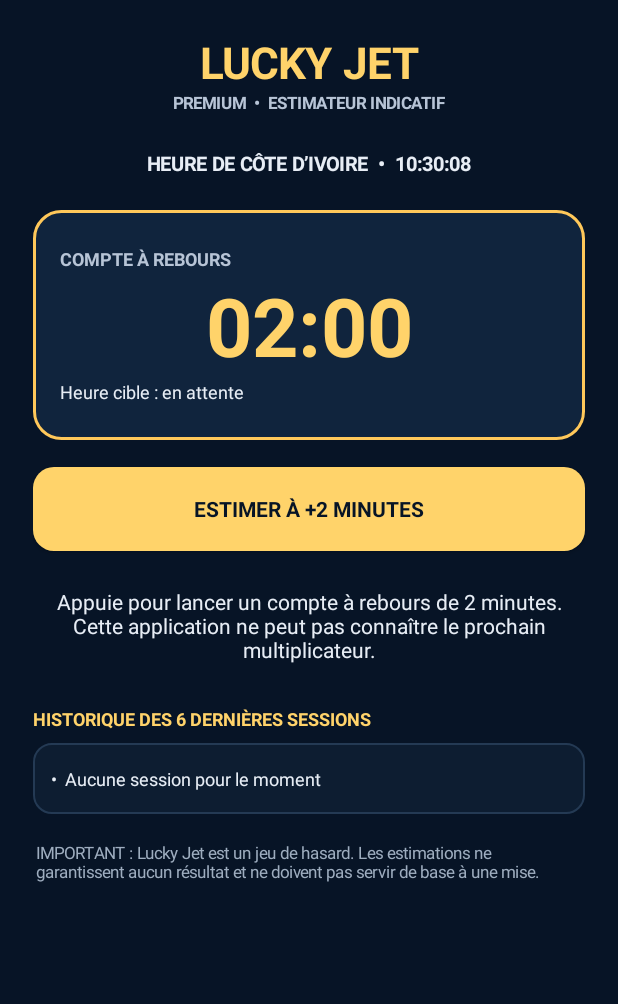
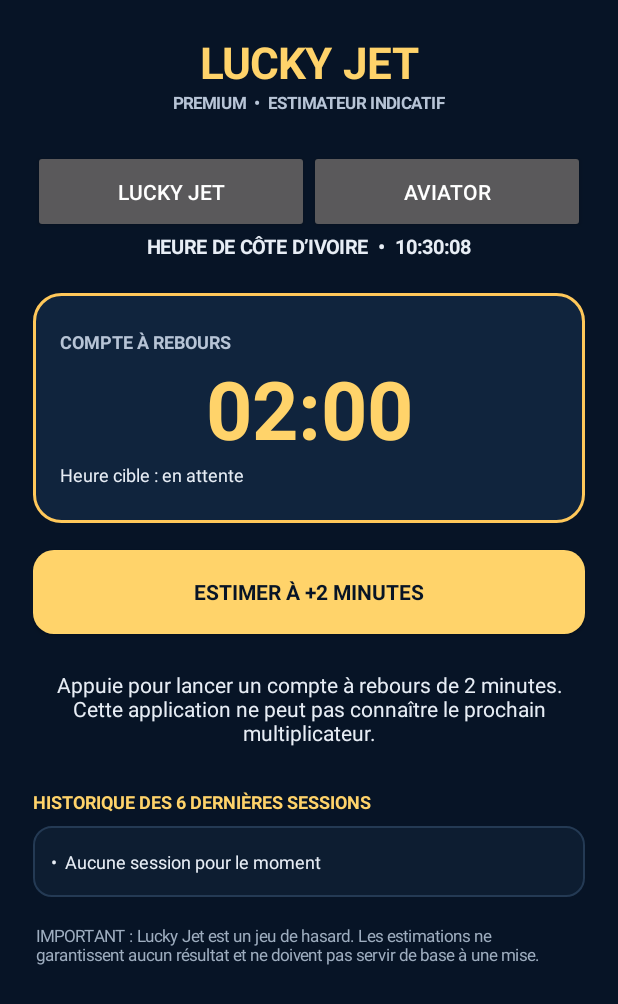
Before and after one commit to mocherif901-sudo/LuckyJetPremium, an Android app: the screen it shows after launch (MainActivity), on a phone screen of 412 x 824 dp. Shown: the top 1004 px of the screen. Run offline under Robolectric (Android 15) with nearby library versions, the phone set to English and light mode, and no system bars.

Commit message:
Implement game selection in MainActivity
Added game selection buttons for 'LUCKY JET' and 'AVIATOR'.

```diff
--- a/app/src/main/java/com/example/luckyjetpremium/MainActivity.java
+++ b/app/src/main/java/com/example/luckyjetpremium/MainActivity.java
@@ -21,7 +21,7 @@ public class MainActivity extends Activity {
     private final Handler handler = new Handler(Looper.getMainLooper());
     private TextView clockView, countdownView, statusView, targetView;
     private Button estimateButton;
-    private long targetMillis = 0L;
+    private String selectedGame = "LUCKY JET";                                private long targetMillis = 0L;
     private final ArrayDeque<String> history = new ArrayDeque<>();
     private LinearLayout historyList;
 
@@ -67,7 +67,34 @@ public class MainActivity extends Activity {
         sub.setGravity(Gravity.CENTER);
         LinearLayout.LayoutParams subLp = matchWrap(); subLp.bottomMargin = dp(24);
         page.addView(sub, subLp);
+LinearLayout gameSelector = new LinearLayout(this);
+gameSelector.setOrientation(LinearLayout.HORIZONTAL);
 
+Button luckyButton = new Button(this);
+luckyButton.setText("LUCKY JET");
+
+Button aviatorButton = new Button(this);
+aviatorButton.setText("AVIATOR");
+
+luckyButton.setOnClickListener(v -> {
+    selectedGame = "LUCKY JET";
+    luckyButton.setText("✓ LUCKY JET");
+    aviatorButton.setText("AVIATOR");
+});
+
+aviatorButton.setOnClickListener(v -> {
+    selectedGame = "AVIATOR";
+    aviatorButton.setText("✓ AVIATOR");
+    luckyButton.setText("LUCKY JET");
+});
+
+gameSelector.addView(luckyButton,
+    new LinearLayout.LayoutParams(0, dp(55), 1));
+
+gameSelector.addView(aviatorButton,
+    new LinearLayout.LayoutParams(0, dp(55), 1));
+
+page.addView(gameSelector, matchWrap());
         clockView = text("", 13, 0xFFE7EDF5, true);
         clockView.setGravity(Gravity.CENTER);
         page.addView(clockView, matchWrap());
```
